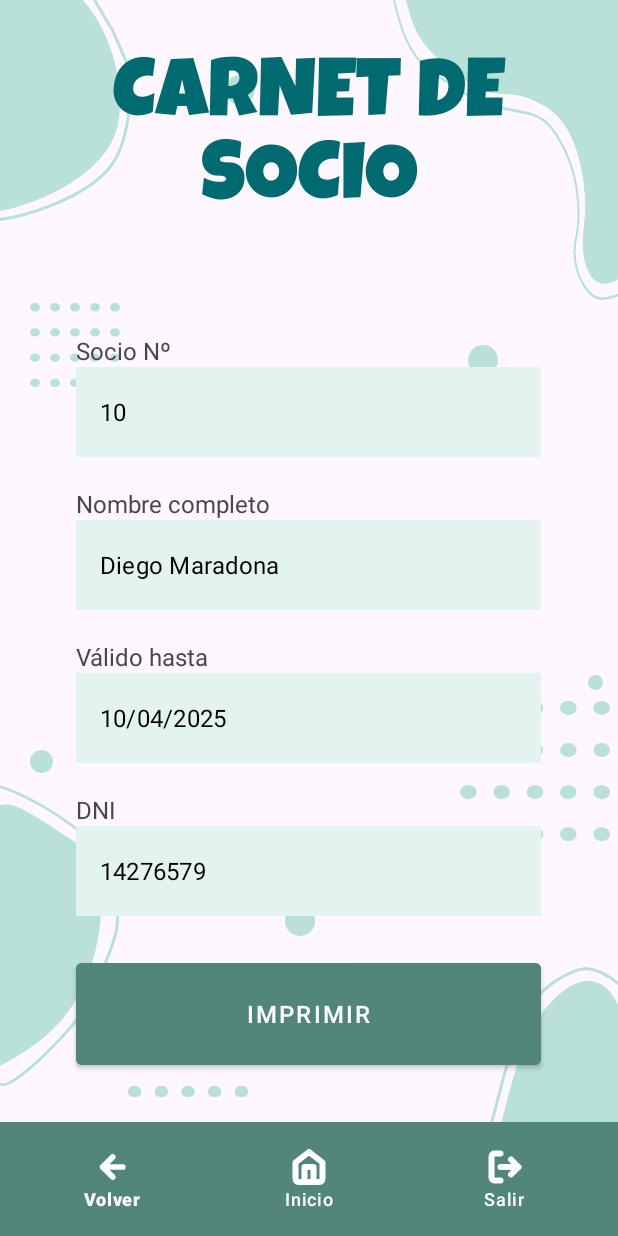
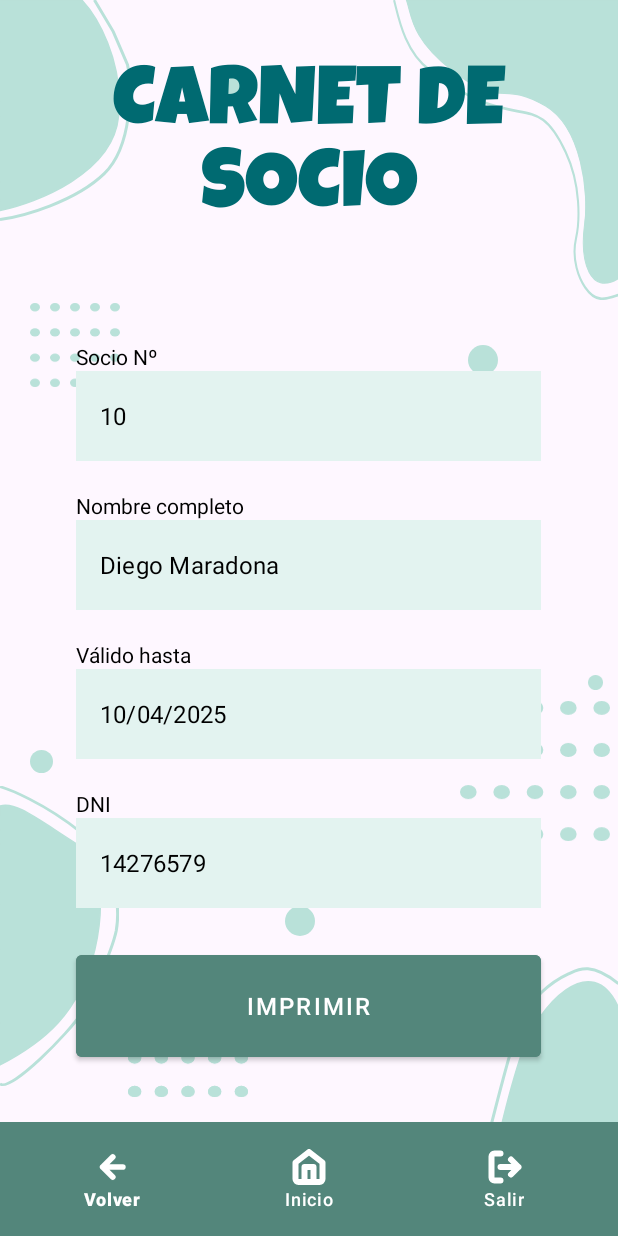
Before and after one commit to fazcue/DamProyectoIntegrador, an Android app: the MembershipCard screen opened directly, with no data from a screen before it, on a phone screen of 412 x 824 dp. Run offline under Robolectric (Android 15) with nearby library versions, the phone set to English and light mode, and no system bars.

```diff
--- a/app/src/main/res/layout/activity_debtors.xml
+++ b/app/src/main/res/layout/activity_debtors.xml
@@ -19,10 +19,8 @@
         android:gravity="center">
 
         <TextView
-            android:id="@+id/textView2"
+            android:id="@+id/listarMorosos"
             style="@style/TitleStyle"
-            android:layout_width="match_parent"
-            android:layout_height="wrap_content"
             android:layout_marginBottom="60dp"
             android:text="@string/listarMorosos" />
 
--- a/app/src/main/res/layout/activity_membership_card.xml
+++ b/app/src/main/res/layout/activity_membership_card.xml
@@ -18,22 +18,15 @@
             android:orientation="vertical"
             android:gravity="center">
 
+            <TextView
+                android:id="@+id/carnetSocio"
+                style="@style/TitleStyle"
+                android:layout_marginBottom="60dp"
+                android:text="@string/carnetSocio" />
 
             <TextView
-                android:id="@+id/textView"
-                style="@style/TitleStyle"
-                android:layout_width="match_parent"
-                android:layout_height="wrap_content"
-                android:layout_marginBottom="60dp"
-                android:text="@string/carnetSocio"
-                />
-
-            <TextView
-                android:id="@+id/lbl_socio"
-                android:layout_width="310dp"
-                android:layout_height="wrap_content"
-                android:text="@string/socio_n"
-                android:textSize="16sp" />
+                style="@style/LabelStyle"
+                android:text="@string/socio_n" />
 
             <TextView
                 android:id="@+id/nroSocio"
@@ -43,56 +36,37 @@
                 android:textColorHint="#A9A7A7" />
 
             <TextView
-                android:id="@+id/lbl_nombre"
-                android:layout_width="310dp"
-                android:layout_height="wrap_content"
-                android:text="@string/nombre_completo"
-                android:textSize="16sp" />
+                style="@style/LabelStyle"
+                android:text="@string/nombre_completo" />
 
             <TextView
                 android:id="@+id/nombre"
                 style="@style/EditTextStyle"
-                android:layout_width="310dp"
-                android:layout_height="60dp"
-                android:autofillHints=""
                 android:enabled="false"
                 android:text="@string/diego_maradona"
                 android:textColorHint="#A9A7A7" />
 
             <TextView
-                android:id="@+id/lbl_vencimiento"
-                android:layout_width="310dp"
-                android:layout_height="wrap_content"
-                android:text="@string/v_lido_hasta"
-                android:textSize="16sp" />
+                style="@style/LabelStyle"
+                android:text="@string/v_lido_hasta" />
 
             <TextView
                 android:id="@+id/vencimiento"
                 style="@style/EditTextStyle"
-                android:layout_width="310dp"
-                android:layout_height="60dp"
-                android:autofillHints=""
                 android:enabled="false"
                 android:text="@string/expiration"
                 android:textColorHint="#A9A7A7" />
 
             <TextView
-                android:id="@+id/lbl_dni"
-                android:layout_width="310dp"
-                android:layout_height="wrap_content"
-                android:text="@string/dni_label"
-                android:textSize="16sp" />
+                style="@style/LabelStyle"
+                android:text="@string/dni_label" />
 
             <TextView
                 android:id="@+id/dni"
                 style="@style/EditTextStyle"
-                android:layout_width="310dp"
-                android:layout_height="60dp"
-                android:autofillHints=""
                 android:enabled="false"
                 android:text="@string/DNIhint"
-                android:textColorHint="#A9A7A7"
-                 />
+                android:textColorHint="#A9A7A7" />
 
             <Button
                 android:id="@+id/btn_imprimir"
```
Also changed, not shown: app/src/main/java/com/example/damproyectointegrador/Debtors.kt (+24 -0 lines), app/src/main/java/com/example/damproyectointegrador/MembershipCard.kt (+31 -0 lines).
